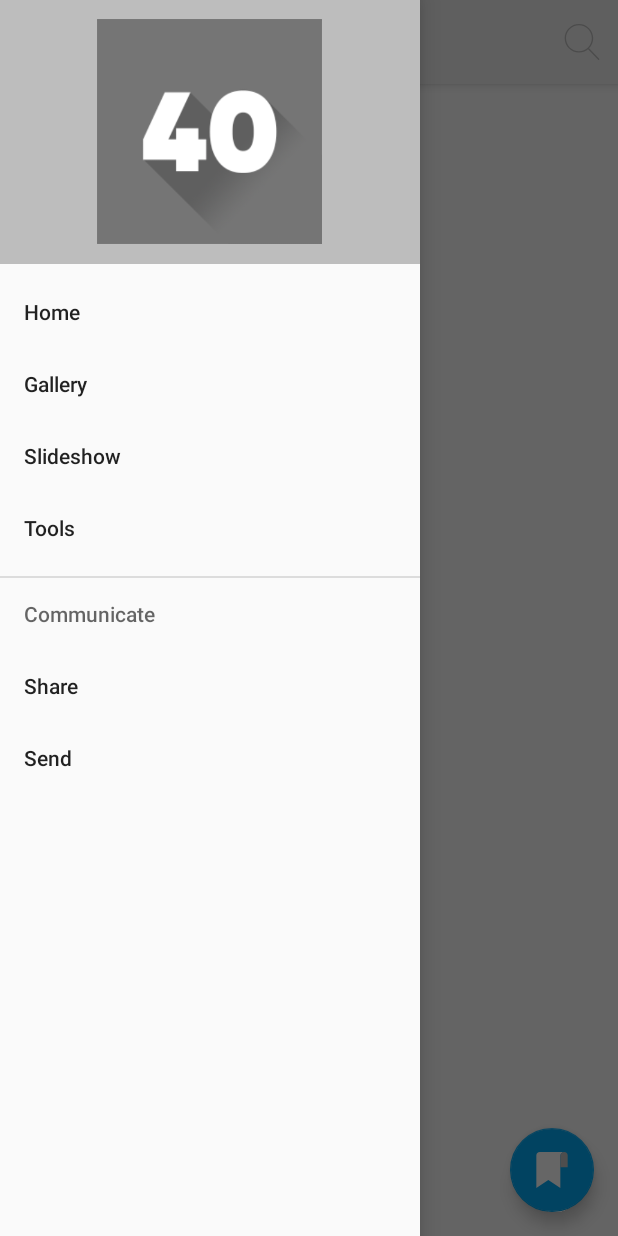
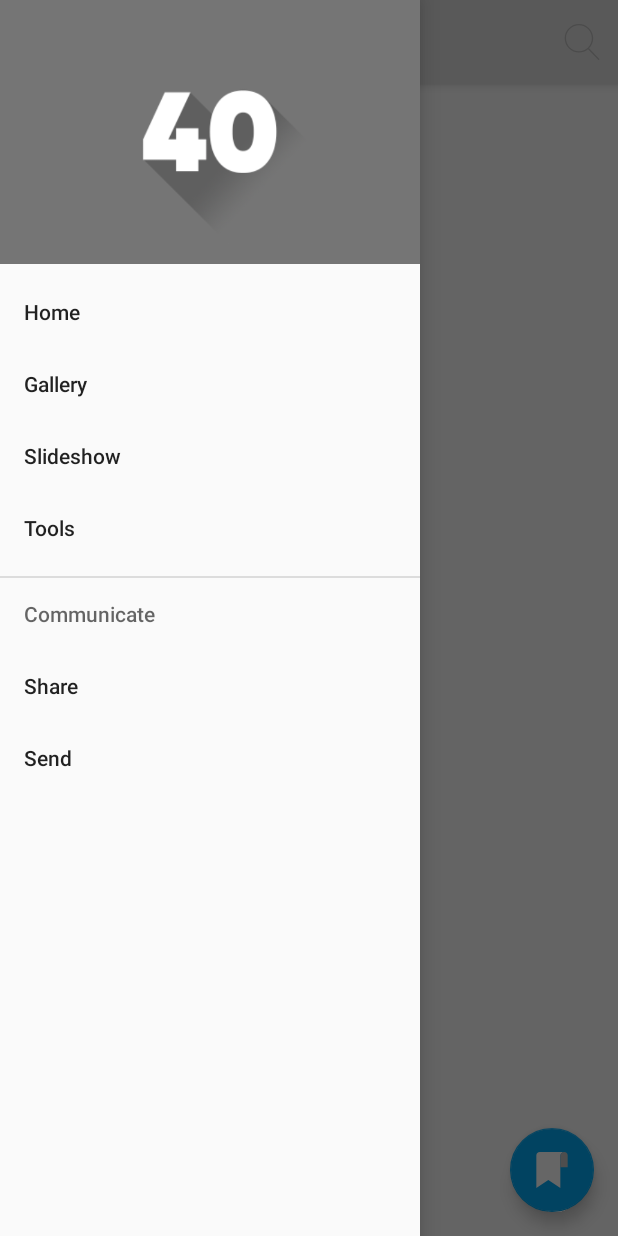
Before and after one commit to JMApps/Hadith40, an Android app: the screen it shows after launch (MainActivity), with the side drawer open, on a phone screen of 412 x 824 dp. Run offline under Robolectric (Android 15) with nearby library versions, the phone set to English and light mode, and no system bars.

Commit message:
Changed app colors

```diff
--- a/app/src/main/res/values/colors.xml
+++ b/app/src/main/res/values/colors.xml
@@ -1,6 +1,6 @@
 <?xml version="1.0" encoding="utf-8"?>
 <resources>
-    <color name="colorPrimary">#EEEEEE</color>
-    <color name="colorPrimaryDark">#BDBDBD</color>
+    <color name="colorPrimary">#E0E0E0</color>
+    <color name="colorPrimaryDark">#757575</color>
     <color name="colorAccent">#03A9F4</color>
 </resources>
```
